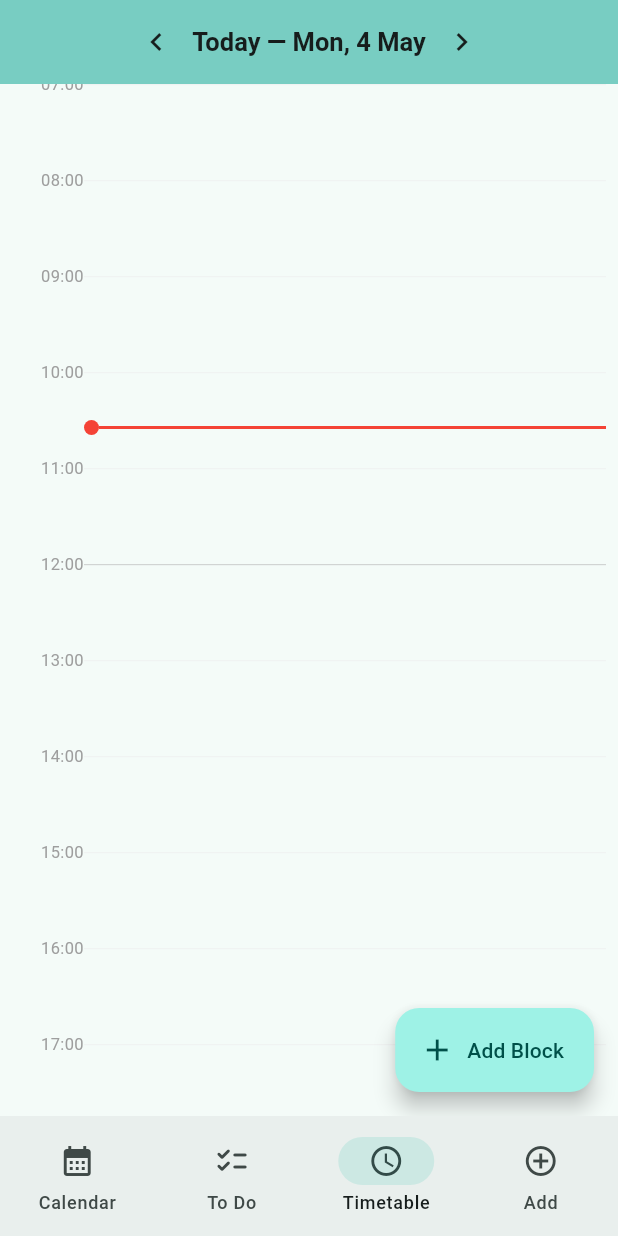
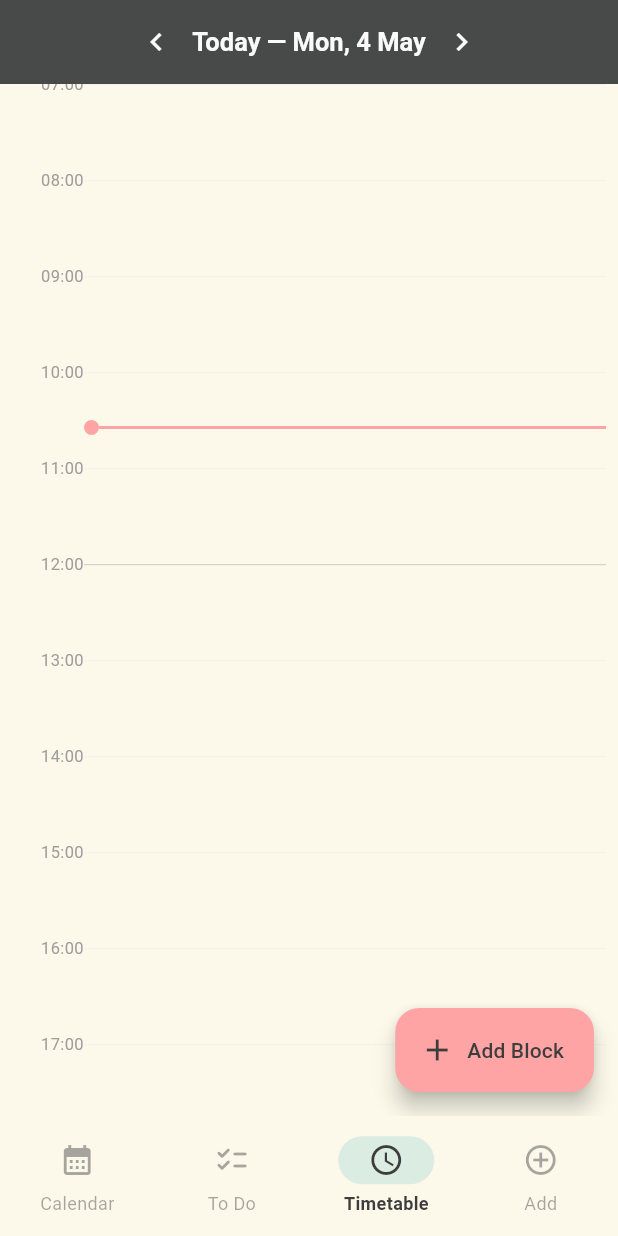
Before and after one commit to Nishhhtha/mydiary, a Flutter app: the screen it shows after launch, item 3 of the bottom bar chosen, on a phone screen of 412 x 824 dp. Run offline on Flutter 3.47's test engine with Material 3 defaults, Android fonts, the phone set to English and light mode, and no system bars; our stand-ins replace flutter_riverpod, table_calendar; missing offline and left inert: idb_shim.

Commit message:
color theme applied

```diff
--- a/lib/main.dart
+++ b/lib/main.dart
@@ -20,9 +20,91 @@ class MyApp extends StatelessWidget {
       title: 'Planner',
       debugShowCheckedModeBanner: false,
       theme: ThemeData(
-        colorScheme: ColorScheme.fromSeed(seedColor: const Color(0xFF0D9488)),
         useMaterial3: true,
         fontFamily: 'Roboto',
+        // Seed the colour scheme from your soft teal
+        colorScheme: ColorScheme.light(
+          primary:          const Color(0xFFBADFDB), // soft teal
+          onPrimary:        const Color(0xFF3D3D3D), // dark text on teal
+          primaryContainer: const Color(0xFFBADFDB).withOpacity(0.4),
+          secondary:        const Color(0xFFFFA4A4), // coral
+          onSecondary:      const Color(0xFF3D3D3D),
+          secondaryContainer: const Color(0xFFFFBDBD),
+          surface:          const Color(0xFFFCF9EA), // cream — all card/surface backgrounds
+          onSurface:        const Color(0xFF3D3D3D),
+          background:       const Color(0xFFFCF9EA), // cream — page backgrounds
+          onBackground:     const Color(0xFF3D3D3D),
+          error:            const Color(0xFFFFA4A4), // coral instead of red
+          outline:          const Color(0xFFBADFDB).withOpacity(0.5),
+        ),
+        scaffoldBackgroundColor: const Color(0xFFFCF9EA),
+        appBarTheme: const AppBarTheme(
+          backgroundColor: Color(0xFFBADFDB),
+          foregroundColor: Color(0xFF3D3D3D),
+          elevation: 0,
+          centerTitle: false,
+        ),
+        navigationBarTheme: NavigationBarThemeData(
+          backgroundColor: const Color(0xFFFCF9EA),
+          indicatorColor: const Color(0xFFBADFDB).withOpacity(0.5),
+          iconTheme: MaterialStateProperty.resolveWith((states) {
+            if (states.contains(MaterialState.selected)) {
+              return const IconThemeData(color: Color(0xFF3D3D3D));
+            }
+            return IconThemeData(color: const Color(0xFF3D3D3D).withOpacity(0.45));
+          }),
+          labelTextStyle: MaterialStateProperty.resolveWith((states) {
+            if (states.contains(MaterialState.selected)) {
+              return const TextStyle(fontSize: 12, fontWeight: FontWeight.bold,
+                  color: Color(0xFF3D3D3D));
+            }
+            return TextStyle(fontSize: 12,
+                color: const Color(0xFF3D3D3D).withOpacity(0.45));
+          }),
+        ),
+        elevatedButtonTheme: ElevatedButtonThemeData(
+          style: ElevatedButton.styleFrom(
+            backgroundColor: const Color(0xFFBADFDB),
+            foregroundColor: const Color(0xFF3D3D3D),
+            elevation: 0,
+            shape: RoundedRectangleBorder(borderRadius: BorderRadius.circular(12)),
+          ),
+        ),
+        inputDecorationTheme: InputDecorationTheme(
+          filled: true,
+          fillColor: Colors.white.withOpacity(0.7),
+          border: OutlineInputBorder(
+            borderRadius: BorderRadius.circular(10),
+            borderSide: BorderSide(color: const Color(0xFFBADFDB).withOpacity(0.5)),
+          ),
+          enabledBorder: OutlineInputBorder(
+            borderRadius: BorderRadius.circular(10),
+            borderSide: BorderSide(color: const Color(0xFFBADFDB).withOpacity(0.5)),
+          ),
+          focusedBorder: OutlineInputBorder(
+            borderRadius: BorderRadius.circular(10),
+            borderSide: const BorderSide(color: Color(0xFFBADFDB), width: 2),
+          ),
+        ),
+        chipTheme: ChipThemeData(
+          backgroundColor: const Color(0xFFBADFDB).withOpacity(0.15),
+          selectedColor: const Color(0xFFBADFDB).withOpacity(0.4),
+          labelStyle: const TextStyle(color: Color(0xFF3D3D3D)),
+          side: BorderSide(color: const Color(0xFFBADFDB).withOpacity(0.4)),
+          shape: RoundedRectangleBorder(borderRadius: BorderRadius.circular(20)),
+        ),
+        floatingActionButtonTheme: const FloatingActionButtonThemeData(
+          backgroundColor: Color(0xFFFFA4A4),
+          foregroundColor: Color(0xFF3D3D3D),
+        ),
+        cardTheme: CardTheme(
+          color: const Color(0xFFFCF9EA),
+          elevation: 0,
+          shape: RoundedRectangleBorder(
+            borderRadius: BorderRadius.circular(16),
+            side: BorderSide(color: const Color(0xFFBADFDB).withOpacity(0.3)),
+          ),
+        ),
       ),
       home: const MainNavigation(),
     );
--- a/lib/screens/add_task_screen.dart
+++ b/lib/screens/add_task_screen.dart
@@ -38,7 +38,12 @@ class _AddTaskScreenState extends ConsumerState<AddTaskScreen> {
     final tagsAsync = ref.watch(allTagsProvider);
 
     return Scaffold(
-      appBar: AppBar(title: const Text('Add Task'),
+      appBar: AppBar(title: const Text(
+        'Add Task',
+        style: TextStyle(
+        color: Color(0xFFFAFAFA), // Applying the hex color here
+        ),
+        ),
           backgroundColor: Theme.of(context).colorScheme.inversePrimary),
       body: tagsAsync.when(
         loading: () => const Center(child: CircularProgressIndicator()),
@@ -263,8 +268,8 @@ class _AddTaskScreenState extends ConsumerState<AddTaskScreen> {
                 child: ElevatedButton(
                   onPressed: _saving ? null : _save,
                   style: ElevatedButton.styleFrom(
-                    backgroundColor: const Color(0xFF0D9488),
-                    foregroundColor: Colors.white,
+                    backgroundColor: const Color(0xFFBADFDB),  // ← your soft teal
+                    foregroundColor: const Color(0xFF3D3D3D),  // dark text (not white)
                   ),
                   child: _saving
                       ? const CircularProgressIndicator(color: Colors.white)
--- a/lib/screens/calendar_screen.dart
+++ b/lib/screens/calendar_screen.dart
@@ -22,7 +22,11 @@ class _CalendarScreenState extends ConsumerState<CalendarScreen> {
     final tasksAsync = ref.watch(allTasksProvider);
     return Scaffold(
       appBar: AppBar(
-        title: const Text('Calendar'),
+        title: const Text(
+          'Calendar',
+          style: TextStyle(
+          color: Color(0xFFFAFAFA), // This is your #fafafa hex code
+          ),),
         backgroundColor: Theme.of(context).colorScheme.inversePrimary
       ),
       body: tasksAsync.when(
@@ -55,7 +59,7 @@ class _CalendarScreenState extends ConsumerState<CalendarScreen> {
               shape: BoxShape.circle,
             ),
             selectedDecoration: BoxDecoration(
-              color: Theme.of(context).colorScheme.primary,
+              color: Color(0xFFFFA4A4),
               shape: BoxShape.circle,
             ),
           ),
--- a/lib/screens/timetable_screen.dart
+++ b/lib/screens/timetable_screen.dart
@@ -77,6 +77,7 @@ class _TimetableScreenState extends State<TimetableScreen> {
     return Scaffold(
       appBar: AppBar(
         backgroundColor: Theme.of(context).colorScheme.inversePrimary,
+        foregroundColor: const Color(0xFFFAFAFA),
         title: Row(mainAxisAlignment: MainAxisAlignment.center, children: [
           IconButton(
             icon: const Icon(Icons.chevron_left),
@@ -97,7 +98,7 @@ class _TimetableScreenState extends State<TimetableScreen> {
             },
             child: Text(
               isToday ? 'Today — ${_fmtDate(_viewDate)}' : _fmtDate(_viewDate),
-              style: const TextStyle(fontWeight: FontWeight.bold, fontSize: 17),
+              style: const TextStyle(fontWeight: FontWeight.bold, fontSize: 17, color: Color(0xFFFAFAFA)),
             ),
           ),
           IconButton(
@@ -163,8 +164,8 @@ class _TimetableScreenState extends State<TimetableScreen> {
       child: Row(children: [
         Container(width: 10, height: 10,
             decoration: const BoxDecoration(
-              color: Colors.red, shape: BoxShape.circle)),
-        Expanded(child: Container(height: 2, color: Colors.red)),
+              color: const Color(0xFFFFA4A4), shape: BoxShape.circle)),
+        Expanded(child: Container(height: 2, color: const Color(0xFFFFA4A4))),
       ]),
     );
   }
--- a/lib/screens/todo_screen.dart
+++ b/lib/screens/todo_screen.dart
@@ -50,6 +50,7 @@ class _TodoScreenState extends ConsumerState<TodoScreen> {
         title: Text('${_fmtDate(_displayDate)}',
             style: const TextStyle(fontWeight: FontWeight.bold)),
         backgroundColor: Theme.of(context).colorScheme.inversePrimary,
+        foregroundColor: const Color(0xFFFAFAFA),
       ),
       body: tagsAsync.when(
         loading: () => const Center(child: CircularProgressIndicator()),
@@ -113,7 +114,7 @@ class _TodoScreenState extends ConsumerState<TodoScreen> {
         decoration: BoxDecoration(
           // Always show tag colour — full opacity when selected, faint when not
           color: uuid == null
-              ? (selected ? Colors.grey.shade400 : Colors.grey.shade200)
+              ? (selected ? const Color(0xFFBADFDB) : const Color(0xFFFCF9EA))
               : (selected ? bgColor.withOpacity(0.5) : bgColor.withOpacity(0.15)),
           borderRadius: BorderRadius.circular(20),
           border: Border.all(
--- a/lib/widgets/task_card.dart
+++ b/lib/widgets/task_card.dart
@@ -17,7 +17,7 @@ class TaskCard extends ConsumerWidget {
     final progress    = log?.currentProgress ?? 0.0;
     final isCompleted = log?.isCompleted ?? false;
     final cardColor   = isCompleted
-        ? Colors.grey.shade200
+        ? const Color(0xFFF0EEEA)
         : (tag?.color.withOpacity(0.2) ?? const Color(0xFFB2EBF2));
 
     return GestureDetector(
@@ -109,7 +109,7 @@ class TaskCard extends ConsumerWidget {
               margin: const EdgeInsets.only(left: 8),
               padding: const EdgeInsets.symmetric(horizontal: 8, vertical: 4),
               decoration: BoxDecoration(
-                color: Colors.orange.shade100,
+                color: const Color(0xFFFFBDBD),
                 borderRadius: BorderRadius.circular(12),
               ),
               child: Text('${task.currentStreak} 🔥',
```
